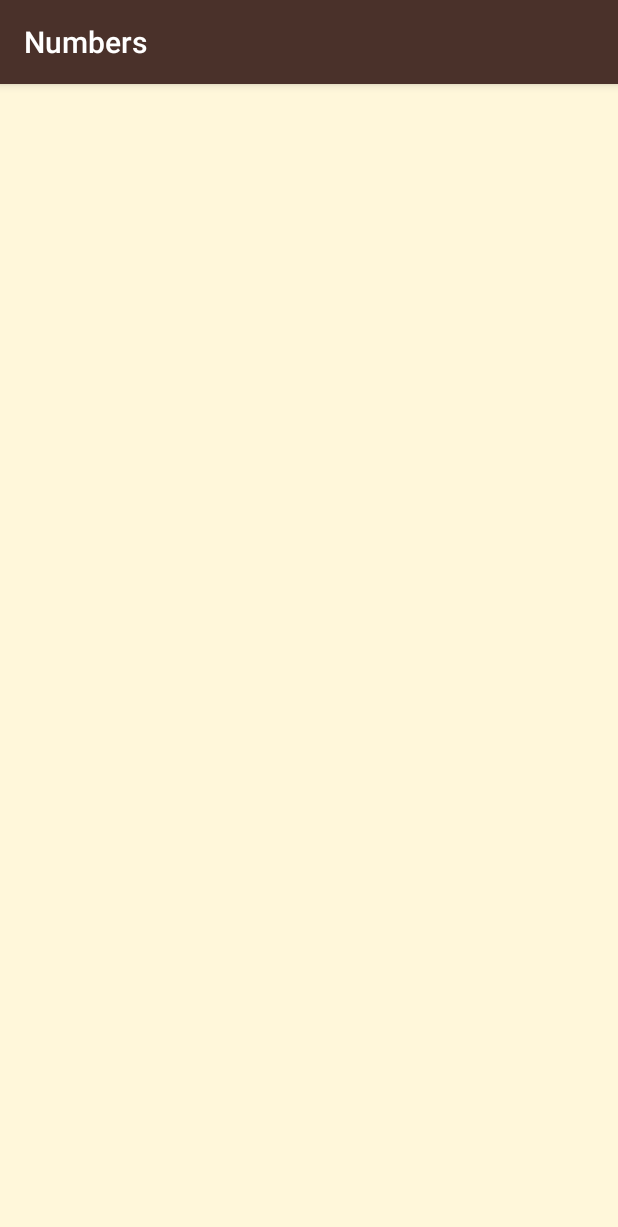
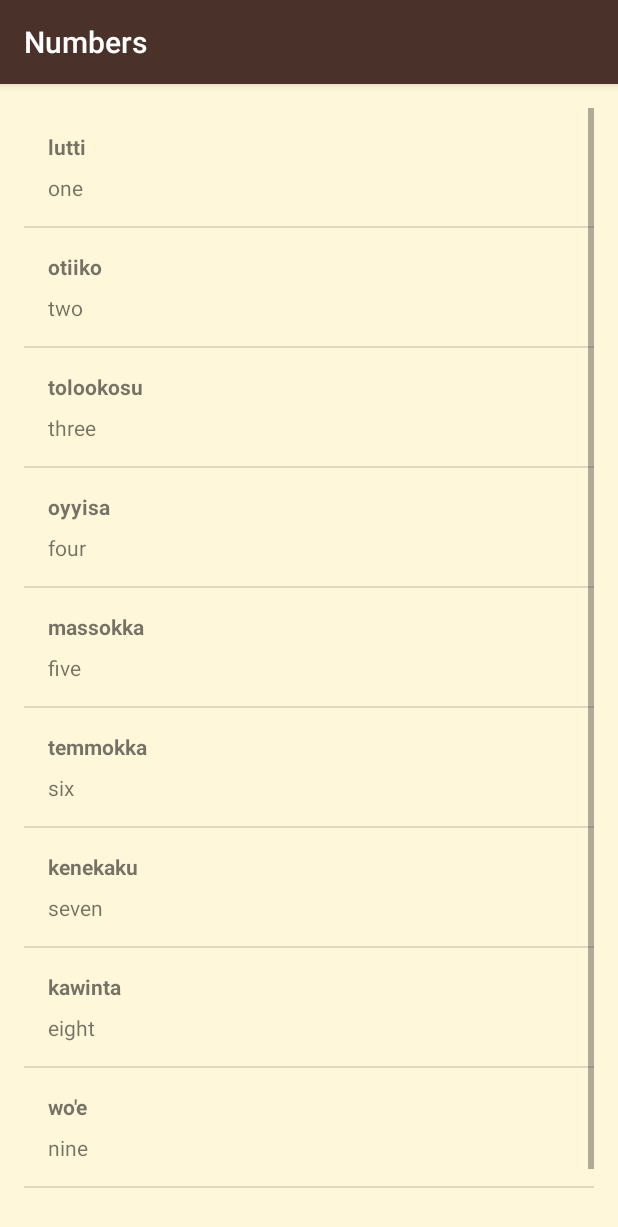
Before and after one commit to rpavelu/Miwok, an Android app: the screen it shows after launch (NumbersActivity), after a tap on "Numbers", on a phone screen of 412 x 824 dp. Shown: the top 1227 px of the screen. Run offline under Robolectric (Android 15) with nearby library versions, the phone set to English and light mode, and no system bars.

Commit message:
Updating step by step

```diff
--- a/app/build.gradle
+++ b/app/build.gradle
@@ -1,7 +1,7 @@
 apply plugin: 'com.android.application'
 
 android {
-    compileSdkVersion 29
+    compileSdkVersion 28
     buildToolsVersion "29.0.1"
     defaultConfig {
         applicationId "com.example.miwok"
--- a/app/src/main/AndroidManifest.xml
+++ b/app/src/main/AndroidManifest.xml
@@ -13,16 +13,16 @@
         tools:ignore="GoogleAppIndexingWarning">
 
         <activity android:name=".PhrasesActivity"
-            android:label="Phrases" />
+            android:label="@string/category_phrases" />
 
         <activity android:name=".ColorsActivity"
-            android:label="Colors" />
+            android:label="@string/category_colors" />
 
         <activity android:name=".FamilyActivity"
-            android:label="Family Members" />
+            android:label="@string/category_family" />
 
         <activity android:name=".NumbersActivity"
-            android:label="Numbers" />
+            android:label="@string/category_numbers" />
 
         <activity android:name=".MainActivity">
             <intent-filter>
@@ -32,5 +32,4 @@
             </intent-filter>
         </activity>
     </application>
-
 </manifest>
--- a/app/src/main/java/com/example/miwok/MainActivity.java
+++ b/app/src/main/java/com/example/miwok/MainActivity.java
@@ -5,29 +5,48 @@ import androidx.appcompat.app.AppCompatActivity;
 import android.content.Intent;
 import android.os.Bundle;
 import android.view.View;
+import android.widget.TextView;
 
 public class MainActivity extends AppCompatActivity {
-
     @Override
     protected void onCreate(Bundle savedInstanceState) {
         super.onCreate(savedInstanceState);
         setContentView(R.layout.activity_main);
+
+        TextView numbers = findViewById(R.id.numbers);
+        numbers.setOnClickListener(new View.OnClickListener() {
+            @Override
+            public void onClick(View view) {
+                Intent numbersIntent = new Intent(MainActivity.this, NumbersActivity.class);
+                startActivity(numbersIntent);
+            }
+        });
+
+        TextView family = findViewById(R.id.family);
+        family.setOnClickListener(new View.OnClickListener() {
+            @Override
+            public void onClick(View view) {
+                Intent familyIntent = new Intent(MainActivity.this, FamilyActivity.class);
+                startActivity(familyIntent);
+            }
+        });
+
+        TextView colors = findViewById(R.id.colors);
+        colors.setOnClickListener(new View.OnClickListener() {
+            @Override
+            public void onClick(View view) {
+                Intent colorsIntent = new Intent(MainActivity.this, ColorsActivity.class);
+                startActivity(colorsIntent);
+            }
+        });
+
+        TextView phrases = findViewById(R.id.phrases);
+        phrases.setOnClickListener(new View.OnClickListener() {
+            @Override
+            public void onClick(View view) {
+                Intent phrasesIntent = new Intent(MainActivity.this, PhrasesActivity.class);
+                startActivity(phrasesIntent);
+            }
+        });
     }
-    public void openNumbersList(View view) {
-        Intent i = new Intent(this, NumbersActivity.class);
-        startActivity(i);
-    }
-    public void openFamilyList(View view) {
-        Intent i = new Intent(this, FamilyActivity.class);
-        startActivity(i);
-    }
-    public void openColorsList(View view) {
-        Intent i = new Intent(this, ColorsActivity.class);
-        startActivity(i);
-    }
-    public void openPhrasesList(View view) {
-        Intent i = new Intent(this, PhrasesActivity.class);
-        startActivity(i);
-    }
-
 }
--- a/app/src/main/java/com/example/miwok/NumbersActivity.java
+++ b/app/src/main/java/com/example/miwok/NumbersActivity.java
@@ -1,8 +1,9 @@
 package com.example.miwok;
 
 import androidx.appcompat.app.AppCompatActivity;
-
 import android.os.Bundle;
+import android.widget.ListView;
+import java.util.ArrayList;
 
 public class NumbersActivity extends AppCompatActivity {
 
@@ -10,5 +11,29 @@ public class NumbersActivity extends AppCompatActivity {
     protected void onCreate(Bundle savedInstanceState) {
         super.onCreate(savedInstanceState);
         setContentView(R.layout.activity_numbers);
+
+        ArrayList<Word> words = new ArrayList<>();
+        words.add(new Word("one", "lutti"));
+        words.add(new Word("two", "otiiko"));
+        words.add(new Word("three", "tolookosu"));
+        words.add(new Word("four", "oyyisa"));
+        words.add(new Word("five", "massokka"));
+        words.add(new Word("six", "temmokka"));
+        words.add(new Word("seven", "kenekaku"));
+        words.add(new Word("eight", "kawinta"));
+        words.add(new Word("nine", "wo'e"));
+        words.add(new Word("ten", "na'aacha"));
+
+        WordAdapter adapter = new WordAdapter(this, words);
+        ListView listView = findViewById(R.id.list);
+        listView.setAdapter(adapter);
+
+        //Если бы мы хотели делать LinearLayout
+//        for (int i = 0; i < words.size(); i++) {
+//            TextView wordView = new TextView(this);
+//            wordView.setText(words.get(i));
+//            //Добавляем созданный виджет текста на rootView
+//            rootView.addView(wordView);
+//        }
     }
 }
--- /dev/null
+++ b/app/src/main/java/com/example/miwok/Word.java
@@ -0,0 +1,20 @@
+package com.example.miwok;
+
+public class Word {
+
+    private String mDefaultTranslation;
+    private String mMiwokTranslation;
+
+    public Word(String mDefaultTranslation, String mMiwokTranslation) {
+        this.mDefaultTranslation = mDefaultTranslation;
+        this.mMiwokTranslation = mMiwokTranslation;
+    }
+
+    public String getmDefaultTranslation() {
+        return mDefaultTranslation;
+    }
+
+    public String getmMiwokTranslation() {
+        return mMiwokTranslation;
+    }
+}
--- /dev/null
+++ b/app/src/main/java/com/example/miwok/WordAdapter.java
@@ -0,0 +1,41 @@
+package com.example.miwok;
+
+import android.app.Activity;
+import android.content.Context;
+import android.view.LayoutInflater;
+import android.view.View;
+import android.view.ViewGroup;
+import android.widget.ArrayAdapter;
+import android.widget.TextView;
+
+import androidx.annotation.NonNull;
+import androidx.annotation.Nullable;
+
+import org.w3c.dom.Text;
+
+import java.util.ArrayList;
+
+public class WordAdapter extends ArrayAdapter<Word> {
+    public WordAdapter(@NonNull Context context, ArrayList<Word> words) {
+        super(context, 0, words);
+    }
+    @NonNull
+    @Override
+    public View getView(int position, @Nullable View convertView, @NonNull ViewGroup parent) {
+        View listItemView = convertView;
+        if(listItemView == null) {
+            listItemView = LayoutInflater.from(getContext()).inflate(
+                    R.layout.list_item, parent, false);
+        }
+
+        Word currentWord = getItem(position);
+
+        TextView translateWordTextView = listItemView.findViewById(R.id.translateWord);
+        translateWordTextView.setText(currentWord.getmDefaultTranslation());
+
+        TextView miwokWordTextView = listItemView.findViewById(R.id.miwokWord);
+        miwokWordTextView.setText(currentWord.getmMiwokTranslation());
+
+        return listItemView;
+    }
+}
--- a/app/src/main/res/layout/activity_main.xml
+++ b/app/src/main/res/layout/activity_main.xml
@@ -11,28 +11,23 @@
         android:id="@+id/numbers"
         style="@style/CategoryStyle"
         android:background="@color/category_numbers"
-        android:text="@string/category_numbers"
-        android:onClick="openNumbersList" />
+        android:text="@string/category_numbers" />
 
     <TextView
         android:id="@+id/family"
         style="@style/CategoryStyle"
         android:background="@color/category_family"
-        android:text="@string/category_family"
-        android:onClick="openFamilyList" />
+        android:text="@string/category_family" />
 
     <TextView
         android:id="@+id/colors"
         style="@style/CategoryStyle"
         android:background="@color/category_colors"
-        android:text="@string/category_colors"
-        android:onClick="openColorsList" />
+        android:text="@string/category_colors" />
 
     <TextView
         android:id="@+id/phrases"
         style="@style/CategoryStyle"
         android:background="@color/category_phrases"
-        android:text="@string/category_phrases"
-        android:onClick="openPhrasesList" />
-
+        android:text="@string/category_phrases" />
 </LinearLayout>
--- a/app/src/main/res/layout/activity_numbers.xml
+++ b/app/src/main/res/layout/activity_numbers.xml
@@ -1,10 +1,14 @@
 <?xml version="1.0" encoding="utf-8"?>
-<androidx.constraintlayout.widget.ConstraintLayout xmlns:android="http://schemas.android.com/apk/res/android"
-    xmlns:app="http://schemas.android.com/apk/res-auto"
+<ListView xmlns:android="http://schemas.android.com/apk/res/android"
     xmlns:tools="http://schemas.android.com/tools"
+    android:orientation="vertical"
     android:layout_width="match_parent"
     android:layout_height="match_parent"
+    android:paddingBottom="@dimen/activity_vertical_margin"
+    android:paddingLeft="@dimen/activity_horizontal_margin"
+    android:paddingRight="@dimen/activity_horizontal_margin"
+    android:paddingTop="@dimen/activity_vertical_margin"
     android:background="@color/tan_background"
-    tools:context=".NumbersActivity">
-
-</androidx.constraintlayout.widget.ConstraintLayout>
+    android:numColumns="1"
+    android:id="@+id/list"
+    tools:context=".NumbersActivity"> </ListView>
--- /dev/null
+++ b/app/src/main/res/layout/list_item.xml
@@ -0,0 +1,30 @@
+<?xml version="1.0" encoding="utf-8"?>
+<androidx.constraintlayout.widget.ConstraintLayout
+    xmlns:android="http://schemas.android.com/apk/res/android"
+    xmlns:app="http://schemas.android.com/apk/res-auto"
+    xmlns:tools="http://schemas.android.com/tools"
+    android:orientation="vertical"
+    android:layout_width="match_parent"
+    android:layout_height="match_parent"
+    android:padding="16dp">
+
+    <TextView
+        android:id="@+id/miwokWord"
+        android:layout_width="wrap_content"
+        android:layout_height="wrap_content"
+        android:text="TextView"
+        android:textStyle="bold"
+        app:layout_constraintStart_toStartOf="parent"
+        app:layout_constraintTop_toTopOf="parent"
+        tools:ignore="MissingConstraints" />
+
+    <TextView
+        android:id="@+id/translateWord"
+        android:layout_width="wrap_content"
+        android:layout_height="wrap_content"
+        android:layout_marginTop="8dp"
+        android:text="TextView"
+        app:layout_constraintStart_toStartOf="@+id/miwokWord"
+        app:layout_constraintTop_toBottomOf="@+id/miwokWord"
+        tools:ignore="MissingConstraints" />
+</androidx.constraintlayout.widget.ConstraintLayout>
```
